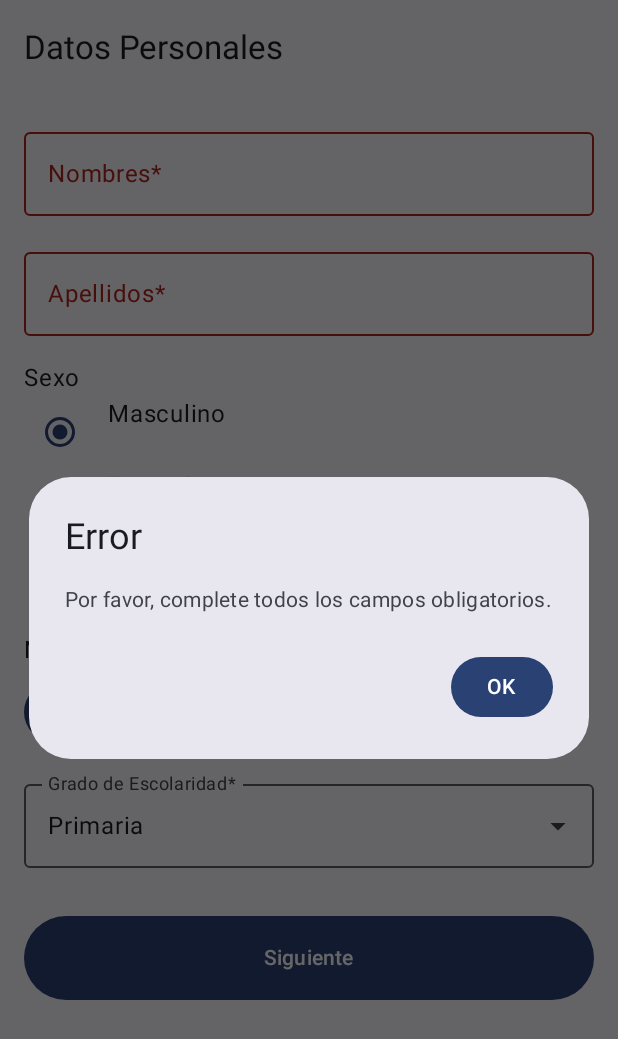
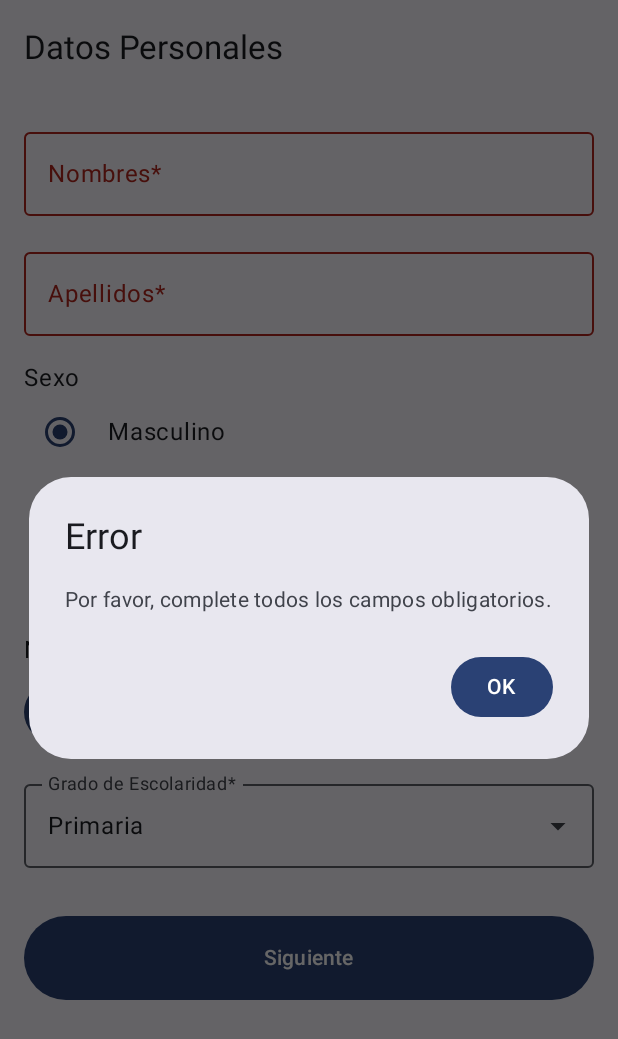
Before and after one commit to JuanSOrtiz/LabsCM20242-Gr04, an Android app built with Jetpack Compose: the screen it shows after launch (PersonalDataActivity), after a tap on "Siguiente", on a phone screen of 412 x 824 dp. Shown: the top 1039 px of the screen. Run offline under Robolectric (Android 15) with nearby library versions, the phone set to English and light mode, and no system bars.

```diff
--- a/app/src/main/java/com/example/labs20242_gr04/PersonalDataActivity.kt
+++ b/app/src/main/java/com/example/labs20242_gr04/PersonalDataActivity.kt
@@ -1,5 +1,6 @@
 package com.example.labs20242_gr04
 
+import androidx.compose.ui.res.stringResource
 import android.content.Intent
 import android.os.Bundle
 import android.util.Log
@@ -37,15 +38,29 @@ class PersonalDataActivity : ComponentActivity() {
 @OptIn(ExperimentalMaterial3Api::class)
 @Composable
 fun PersonalDataScreen() {
+    val masculino = stringResource(R.string.masculino)
+    val primaria = stringResource(R.string.primaria)
+    val personalError = stringResource(R.string.personal_error)
+
+
     var firstName by remember { mutableStateOf("") }
     var lastName by remember { mutableStateOf("") }
     var selectedDate by remember { mutableStateOf<Long?>(null) }
     var showDatePicker by remember { mutableStateOf(false) }
-    var selectedGender by remember { mutableStateOf("Masculino") }
-    val genderOptions = listOf("Masculino", "Femenino", "Otro")
-    var educationLevel by remember { mutableStateOf("Primaria") }
+    var selectedGender by remember { mutableStateOf(masculino) }
+    val genderOptions = listOf(
+        stringResource(R.string.masculino),
+        stringResource(R.string.femenino),
+        stringResource(R.string.otro)
+    )
+    var educationLevel by remember { mutableStateOf(primaria) }
     var expanded by remember { mutableStateOf(false) }
-    val educationLevels = listOf("Primaria", "Secundaria", "Universitaria", "Posgrado")
+    val educationLevels = listOf(
+        stringResource(R.string.primaria),
+        stringResource(R.string.secundaria),
+        stringResource(R.string.universitaria),
+        stringResource(R.string.posgrado)
+    )
     val context = LocalContext.current
     val scrollState = rememberScrollState()
 
@@ -55,7 +70,7 @@ fun PersonalDataScreen() {
     Scaffold(
         topBar = {
             TopAppBar(
-                title = { Text(text = "Datos Personales") }
+                title = { Text(text = stringResource(R.string.personal_data_title)) }
             )
         }
     ) { paddingValues ->
@@ -66,11 +81,11 @@ fun PersonalDataScreen() {
                 .padding(16.dp)
                 .verticalScroll(scrollState)
         ) {
-// Campo Nombres
+            // Campo Nombres
             OutlinedTextField(
                 value = firstName,
                 onValueChange = { firstName = it },
-                label = { Text("Nombres*") },
+                label = { Text(stringResource(R.string.first_name_label)) },
                 keyboardOptions = KeyboardOptions.Default.copy(
                     capitalization = KeyboardCapitalization.Words,
                     imeAction = ImeAction.Next,
@@ -86,7 +101,7 @@ fun PersonalDataScreen() {
             OutlinedTextField(
                 value = lastName,
                 onValueChange = { lastName = it },
-                label = { Text("Apellidos*") },
+                label = { Text(stringResource(R.string.last_name_label)) },
                 keyboardOptions = KeyboardOptions.Default.copy(
                     capitalization = KeyboardCapitalization.Words,
                     imeAction = ImeAction.Next,
@@ -99,9 +114,9 @@ fun PersonalDataScreen() {
             Spacer(modifier = Modifier.height(16.dp))
 
             // RadioButton Sexo
-            Text(text = "Sexo")
+            Text(text = stringResource(R.string.gender_label))
             genderOptions.forEach { gender ->
-                Row {
+                Row(verticalAlignment = androidx.compose.ui.Alignment.CenterVertically) {
                     RadioButton(
                         selected = selectedGender == gender,
                         onClick = { selectedGender = gender }
@@ -115,16 +130,16 @@ fun PersonalDataScreen() {
             // DatePicker Fecha de Nacimiento
             if (selectedDate != null) {
                 Text(
-                    text = "Fecha de nacimiento: ${formatDate(selectedDate)}",
+                    text = stringResource(R.string.birthdate_selected, formatDate(selectedDate)),
                     style = MaterialTheme.typography.bodyLarge
                 )
             } else {
-                Text(text = "No hay fecha seleccionada", style = MaterialTheme.typography.bodyLarge)
+                Text(text = stringResource(R.string.birthdate_not_selected), style = MaterialTheme.typography.bodyLarge)
             }
             Spacer(modifier = Modifier.height(8.dp))
 
             Button(onClick = { showDatePicker = true }) {
-                Text(text = "Seleccionar fecha de nacimiento*")
+                Text(text = stringResource(R.string.select_birthdate_button))
             }
 
             if (showDatePicker) {
@@ -148,7 +163,7 @@ fun PersonalDataScreen() {
                 OutlinedTextField(
                     value = educationLevel,
                     onValueChange = { },
-                    label = { Text("Grado de Escolaridad*") },
+                    label = { Text(stringResource(R.string.education_level_label)) },
                     readOnly = true,
                     modifier = Modifier
                         .menuAnchor()
@@ -180,7 +195,7 @@ fun PersonalDataScreen() {
             Button(
                 onClick = {
                     if (validateFields(firstName, lastName, selectedDate)) {
-                        logUserData(firstName, lastName, selectedDate, selectedGender, educationLevel)
+                        logUserData(context, firstName, lastName, selectedDate, selectedGender, educationLevel)
 
                         // Pasar los datos a ContactDataActivity
                         val intent = Intent(context, ContactDataActivity::class.java).apply {
@@ -192,7 +207,7 @@ fun PersonalDataScreen() {
                         }
                         context.startActivity(intent)
                     } else {
-                        errorMessage = "Por favor, complete todos los campos obligatorios."
+                        errorMessage = personalError
                         showErrorDialog = true
                     }
                 },
@@ -200,7 +215,7 @@ fun PersonalDataScreen() {
                     .fillMaxWidth()
                     .height(56.dp)
             ) {
-                Text("Siguiente")
+                Text(stringResource(R.string.next_button))
             }
         }
     }
@@ -209,11 +224,11 @@ fun PersonalDataScreen() {
     if (showErrorDialog) {
         AlertDialog(
             onDismissRequest = { showErrorDialog = false },
-            title = { Text("Error") },
+            title = { Text(stringResource(R.string.error_title)) },
             text = { Text(errorMessage) },
             confirmButton = {
                 Button(onClick = { showErrorDialog = false }) {
-                    Text("OK")
+                    Text(stringResource(R.string.ok_button))
                 }
             }
         )
@@ -221,23 +236,31 @@ fun PersonalDataScreen() {
 }
 
 // Función para validar campos
-fun validatePersonalDataFields(firstName: String, lastName: String, birthDate: Long?): Boolean {
-    return firstName.isNotBlank() && lastName.isNotBlank() && birthDate != null
+fun validateFields(
+    firstName: String,
+    lastName: String,
+    birthDate: Long?
+): Boolean {
+    return firstName.isNotEmpty() && lastName.isNotEmpty() && birthDate != null && birthDate != 0L
 }
 
 // Función para hacer logging de los datos personales
-fun logPersonalData(firstName: String, lastName: String, birthDate: Long?, gender: String, educationLevel: String) {
+fun logUserData(
+    context: android.content.Context,
+    firstName: String,
+    lastName: String,
+    birthDate: Long?,
+    gender: String,
+    educationLevel: String
+) {
     Log.d("PersonalData", """
-        Nombres: $firstName
-        Apellidos: $lastName
-        Fecha de nacimiento: ${formatDate(birthDate)}
-        Sexo: $gender
-        Grado de escolaridad: $educationLevel
+        ${context.getString(R.string.first_name_label)}: $firstName
+        ${context.getString(R.string.last_name_label)}: $lastName
+        ${context.getString(R.string.birthdate_selected)}: ${formatDate(birthDate)}
+        ${context.getString(R.string.gender_label)}: $gender
+        ${context.getString(R.string.education_level_label)}: $educationLevel
     """.trimIndent())
 }
-
-
-
 
 @OptIn(ExperimentalMaterial3Api::class)
 @Composable
@@ -254,12 +277,12 @@ fun DatePickerModal(
                 onDateSelected(datePickerState.selectedDateMillis)
                 onDismiss()
             }) {
-                Text("Aceptar")
+                Text(stringResource(R.string.accept_button))
             }
         },
         dismissButton = {
             TextButton(onClick = onDismiss) {
-                Text("Cancelar")
+                Text(stringResource(R.string.cancel_button))
             }
         }
     ) {
@@ -274,30 +297,6 @@ fun formatDate(timestamp: Long?): String {
     } else {
         "N/A"
     }
-}
-
-fun validateFields(
-    firstName: String,
-    lastName: String,
-    birthDate: Long?
-): Boolean {
-    return firstName.isNotEmpty() && lastName.isNotEmpty() && birthDate != 0L
-}
-
-fun logUserData(
-    firstName: String,
-    lastName: String,
-    birthDate: Long?,
-    gender: String,
-    educationLevel: String
-) {
-    Log.d("PersonalData", """
-        Nombres: $firstName
-        Apellidos: $lastName
-        Fecha de nacimiento: ${formatDate(birthDate)}
-        Sexo: $gender
-        Grado de escolaridad: $educationLevel
-    """.trimIndent())
 }
 
 @Composable
--- a/app/src/main/res/values/strings.xml
+++ b/app/src/main/res/values/strings.xml
@@ -1,3 +1,33 @@
+<?xml version="1.0" encoding="utf-8"?>
 <resources>
-    <string name="app_name">Labs20242-Gr04</string>
+    <string name="app_name">Mi Aplicación</string>
+    <string name="contact_data_title">Datos de Contacto</string>
+    <string name="personal_data_title">Datos Personales</string>
+    <string name="phone_label">Teléfono*</string>
+    <string name="address_label">Dirección</string>
+    <string name="email_label">Email*</string>
+    <string name="country_label">País*</string>
+    <string name="city_label">Ciudad</string>
+    <string name="save_button">Guardar</string>
+    <string name="error_title">Error</string>
+    <string name="error_message">Por favor, complete todos los campos obligatorios.</string>
+    <string name="ok_button">OK</string>
+    <string name="next_button">Siguiente</string>
+    <string name="first_name_label">Nombres*</string>
+    <string name="last_name_label">Apellidos*</string>
+    <string name="gender_label">Sexo</string>
+    <string name="birthdate_selected">Fecha de nacimiento: %1$s</string>
+    <string name="birthdate_not_selected">No hay fecha seleccionada</string>
+    <string name="select_birthdate_button">Seleccionar fecha de nacimiento*</string>
+    <string name="personal_error">Por favor, complete todos los campos obligatorios.</string>
+    <string name="accept_button">Aceptar</string>
+    <string name="cancel_button">Cancelar</string>
+    <string name="masculino">Masculino</string>
+    <string name="femenino">Femenino</string>
+    <string name="otro">Otro</string>
+    <string name="primaria">Primaria</string>
+    <string name="secundaria">Secundaria</string>
+    <string name="universitaria">Universitaria</string>
+    <string name="posgrado">Posgrado</string>
+    <string name="education_level_label">Grado de Escolaridad*</string>
 </resources>
--- a/gradle/libs.versions.toml
+++ b/gradle/libs.versions.toml
@@ -1,5 +1,5 @@
 [versions]
-agp = "8.5.1"
+agp = "8.6.0"
 kotlin = "1.9.0"
 coreKtx = "1.13.1"
 junit = "4.13.2"
```
Also changed, not shown: app/src/main/java/com/example/labs20242_gr04/ContactDataActivity.kt (+29 -22 lines), 5 other files.
